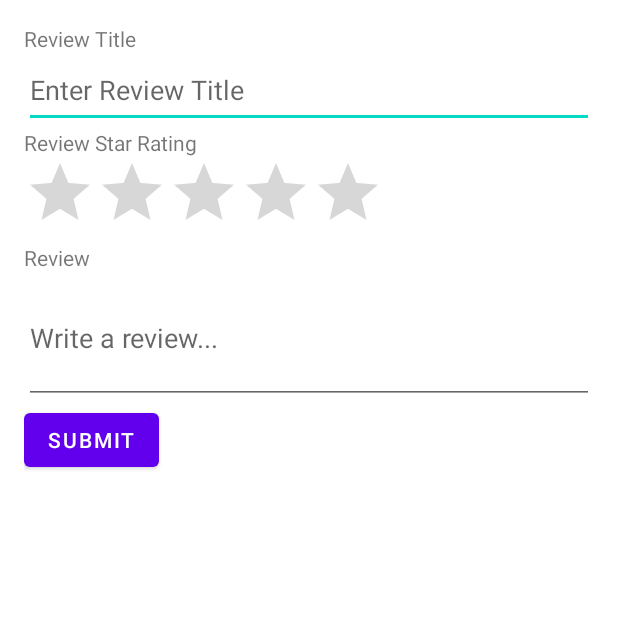
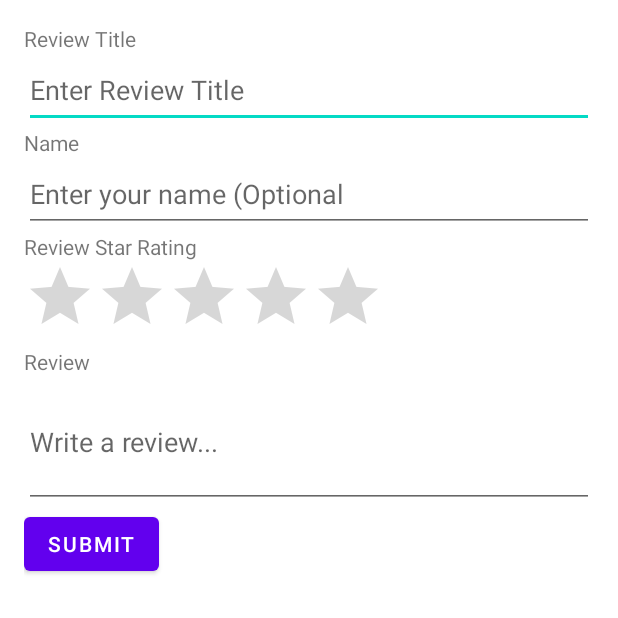
Before and after one commit to jhiltonjones/GSU_app, an Android app: the FeedbackActivity screen opened directly, with no data from a screen before it, on a phone screen of 412 x 824 dp, the top half of it. Run offline under Robolectric (Android 15) with nearby library versions, the phone set to English and light mode, and no system bars; our stand-ins replace Firebase (no records; nobody signed in at launch, a user with empty details on screens opened directly).

Commit message:
Added Name to file and fixed some of the way it is displayed

```diff
--- a/app/src/main/res/layout/activity_feedback.xml
+++ b/app/src/main/res/layout/activity_feedback.xml
@@ -1,5 +1,3 @@
-
-
 <LinearLayout xmlns:android="http://schemas.android.com/apk/res/android"
     android:layout_width="match_parent"
     android:layout_height="match_parent"
@@ -10,36 +8,50 @@
         android:id="@+id/title_textview"
         android:layout_width="match_parent"
         android:layout_height="wrap_content"
-        android:text="Review Title"/>
+        android:text="Review Title" />
 
     <EditText
         android:id="@+id/title_edittext"
         android:layout_width="match_parent"
         android:layout_height="50dp"
         android:hint="Enter Review Title"
-        android:inputType="text"/>
+        android:inputType="text" />
+
+    <TextView
+        android:id="@+id/name_textView"
+        android:layout_width="match_parent"
+        android:layout_height="wrap_content"
+        android:text="Name" />
+
+
+    <EditText
+        android:id="@+id/NameText"
+        android:layout_width="match_parent"
+        android:layout_height="50dp"
+        android:hint="Enter your name (Optional"
+        android:inputType="text" />
 
     <TextView
         android:id="@+id/rating_textview"
         android:layout_width="match_parent"
         android:layout_height="wrap_content"
-        android:text="Review Star Rating"/>
+        android:text="Review Star Rating" />
 
     <RatingBar
         android:id="@+id/ratingbar"
         android:layout_width="wrap_content"
         android:layout_height="wrap_content"
+        android:contentDescription="Rating bar for course feedback"
         android:numStars="5"
-        android:stepSize="1"
         android:rating="0"
-        android:contentDescription="Rating bar for course feedback"/>
+        android:stepSize="1" />
 
 
     <TextView
         android:id="@+id/review_textview"
         android:layout_width="match_parent"
         android:layout_height="wrap_content"
-        android:text="Review"/>
+        android:text="Review" />
 
     <EditText
         android:id="@+id/review_edittext"
@@ -47,12 +59,18 @@
         android:layout_height="wrap_content"
         android:hint="Write a review..."
         android:inputType="textMultiLine"
-        android:minLines="3"/>
+        android:minLines="3" />
 
     <Button
         android:id="@+id/submit"
         android:layout_width="wrap_content"
         android:layout_height="wrap_content"
-        android:text="Submit"/>
+        android:text="Submit" />
+
+    <com.google.android.material.textfield.TextInputLayout
+        android:layout_width="match_parent"
+        android:layout_height="wrap_content">
+
+    </com.google.android.material.textfield.TextInputLayout>
 
 </LinearLayout>
```
Also changed, not shown: app/src/main/java/com/example/studentfeedbackapp/FeedbackActivity.kt (+9 -2 lines), app/src/main/java/com/example/studentfeedbackapp/FeedbackPage.kt (+18 -2 lines).
